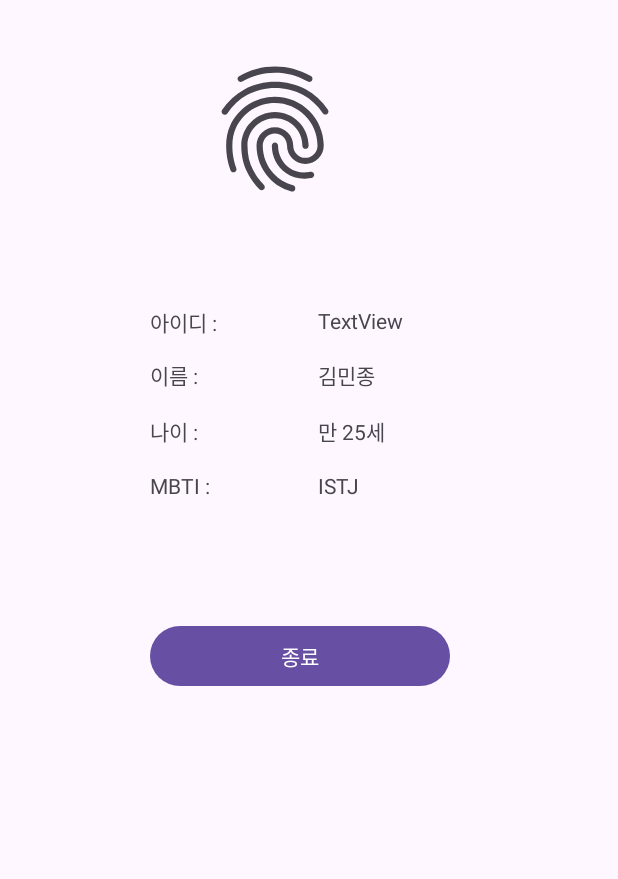
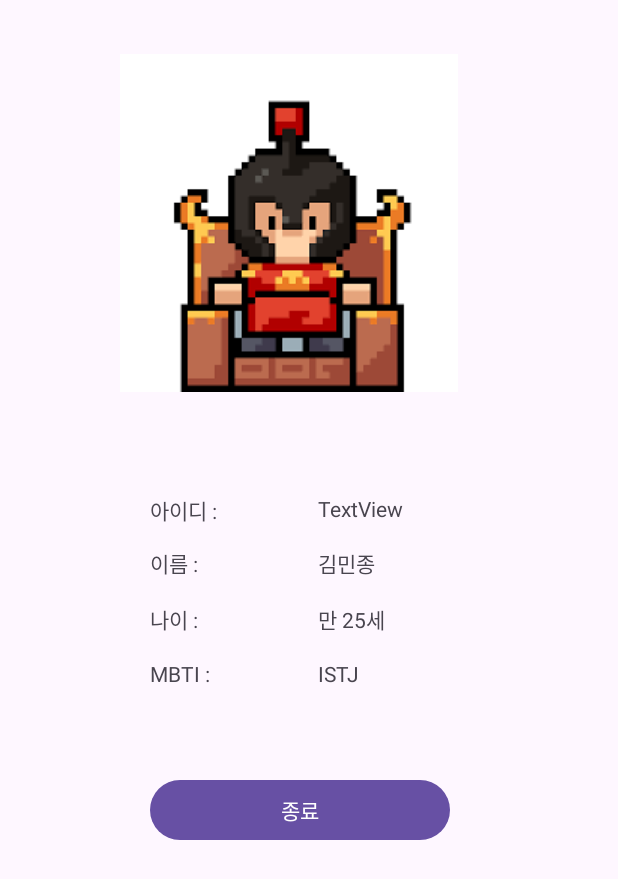
Before and after one commit to Kim-Min-Jong/nbcamp_android_basic, an Android app: the HomeActivity screen opened directly, with no data from a screen before it, on a phone screen of 412 x 824 dp. Shown: the top 879 px of the screen. Run offline under Robolectric (Android 15) with nearby library versions, the phone set to English and light mode, and no system bars; 1 statement that could not run was skipped.

Commit message:
feat: 선택과제 2 구현

```diff
--- a/app/src/main/java/com/sparta/nbcamp_android_basic/HomeActivity.kt
+++ b/app/src/main/java/com/sparta/nbcamp_android_basic/HomeActivity.kt
@@ -1,21 +1,35 @@
 package com.sparta.nbcamp_android_basic
 
+import android.graphics.drawable.Drawable
 import androidx.appcompat.app.AppCompatActivity
 import android.os.Bundle
 import android.widget.Button
+import android.widget.ImageView
 import android.widget.TextView
+import kotlin.random.Random
 
 class HomeActivity : AppCompatActivity() {
     private val textViewId by lazy { findViewById<TextView>(R.id.textView9)}
     private val textView10 by lazy { findViewById<TextView>(R.id.textView10)}
     private val textView11 by lazy { findViewById<TextView>(R.id.textView11)}
     private val textView12 by lazy { findViewById<TextView>(R.id.textView12)}
+    private val imageView by lazy { findViewById<ImageView>(R.id.imageView2)}
     private val btnEnd by lazy { findViewById<Button>(R.id.buttonEnd) }
     override fun onCreate(savedInstanceState: Bundle?) {
         super.onCreate(savedInstanceState)
         setContentView(R.layout.activity_home)
 
         val id = intent.getStringExtra("ID")
+        val imgList = listOf(
+            R.drawable.rtan1,
+            R.drawable.rtan2,
+            R.drawable.rtan3,
+            R.drawable.rtan4,
+            R.drawable.rtan5,
+        )
+        val randomInt = Random.nextInt(5)
+
+        imageView.setImageResource(imgList[randomInt])
         textViewId.text = id.toString()
         textView10.text = "김민종"
         textView11.text = "만 25세"
--- a/app/src/main/res/layout/activity_home.xml
+++ b/app/src/main/res/layout/activity_home.xml
@@ -8,8 +8,8 @@
 
     <ImageView
         android:id="@+id/imageView2"
-        android:layout_width="100dp"
-        android:layout_height="100dp"
+        android:layout_width="wrap_content"
+        android:layout_height="wrap_content"
         android:layout_marginTop="36dp"
         app:layout_constraintEnd_toEndOf="parent"
         app:layout_constraintHorizontal_bias="0.427"
```
Also changed, not shown: app/src/main/res/drawable/rtan1.png (added), app/src/main/res/drawable/rtan2.png (added), app/src/main/res/drawable/rtan3.png (added), app/src/main/res/drawable/rtan4.png (added), app/src/main/res/drawable/rtan5.png (added).
